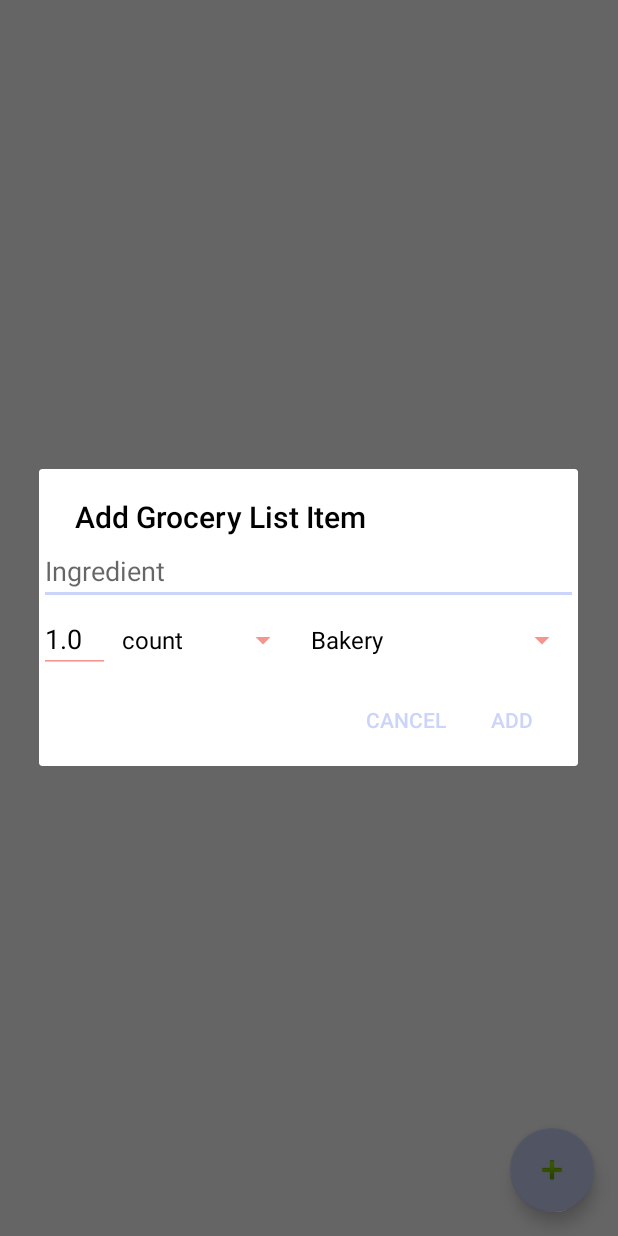
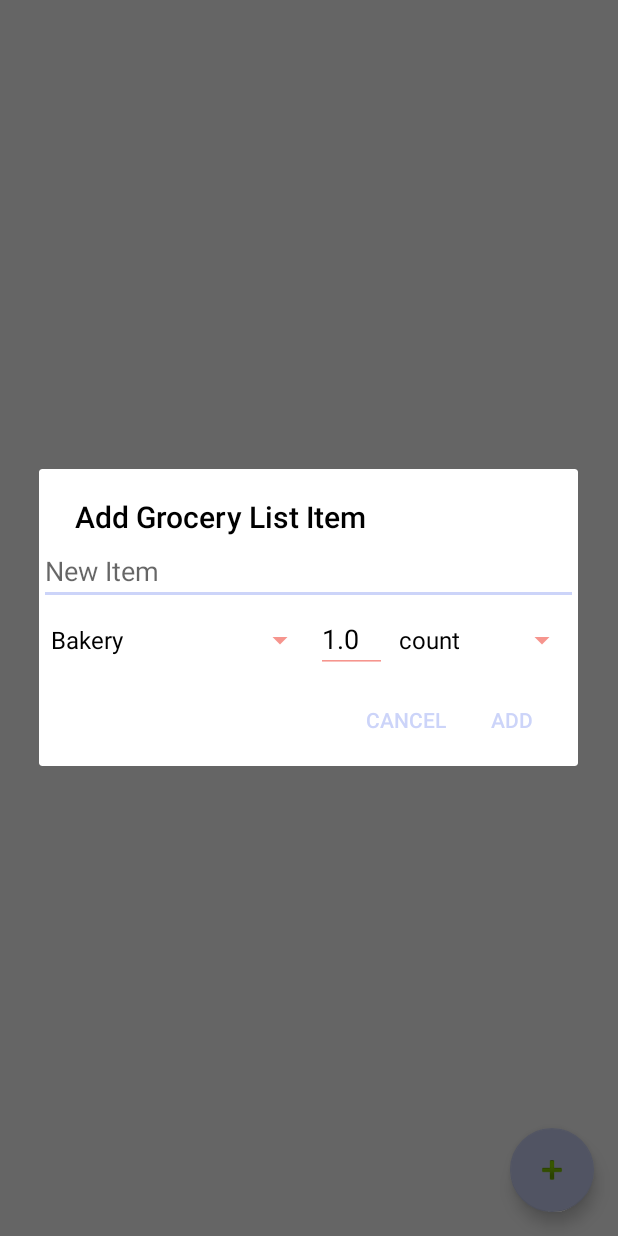
Before and after one commit to tk4218/GroceryListR, an Android app: the GroceryListActivity screen opened directly, with no data from a screen before it, after a tap on an icon or button, on a phone screen of 412 x 824 dp. Run offline under Robolectric (Android 15) with nearby library versions, the light colour scheme and no system bars; network calls fail.

Commit message:
- Minor visual changes to adding new grocerylist item

```diff
--- a/app/src/main/java/com/tk4218/grocerylistr/Adapters/RecipeAdapter.java
+++ b/app/src/main/java/com/tk4218/grocerylistr/Adapters/RecipeAdapter.java
@@ -16,7 +16,6 @@ import android.widget.ImageView;
 import android.widget.TextView;
 import android.widget.Toast;
 
-import com.pinterest.android.pdk.PDKClient;
 import com.squareup.picasso.Picasso;
 import com.tk4218.grocerylistr.Database.QueryBuilder;
 import com.tk4218.grocerylistr.CustomLayout.DatePickerFragment;
@@ -54,7 +53,10 @@ public class RecipeAdapter extends RecyclerView.Adapter<RecipeAdapter.ViewHolder
 
         if(mRecipes.get(position).getFavorite()){
             holder.favorite.setImageResource(android.R.drawable.btn_star_big_on);
+        } else {
+            holder.favorite.setImageResource(android.R.drawable.btn_star);
         }
+
         holder.favorite.setOnClickListener(new View.OnClickListener() {
             @Override
             public void onClick(View v) {
--- a/app/src/main/res/layout/dialog_add_grocerylist_item.xml
+++ b/app/src/main/res/layout/dialog_add_grocerylist_item.xml
@@ -7,13 +7,20 @@
         android:id="@+id/add_item_name"
         android:layout_width="match_parent"
         android:layout_height="wrap_content"
-        android:hint="Ingredient"
+        android:hint="New Item"
         android:inputType="textCapWords" />
 
     <LinearLayout
         android:layout_width="match_parent"
         android:layout_height="wrap_content"
         android:orientation="horizontal">
+
+        <Spinner
+            android:id="@+id/add_item_type"
+            android:layout_width="150dp"
+            android:layout_height="wrap_content"
+            android:layout_weight="4"
+            android:entries="@array/ingredient_type" />
 
         <EditText
             android:id="@+id/add_item_amount"
@@ -29,13 +36,6 @@
             android:layout_weight="3"
             android:entries="@array/measurements" />
 
-        <Spinner
-            android:id="@+id/add_item_type"
-            android:layout_width="150dp"
-            android:layout_height="wrap_content"
-            android:layout_weight="4"
-            android:entries="@array/ingredient_type"/>
-
     </LinearLayout>
 
 </LinearLayout>
```
Also changed, not shown: app/src/main/java/com/tk4218/grocerylistr/EditRecipeActivity.java (+8 -5 lines).
